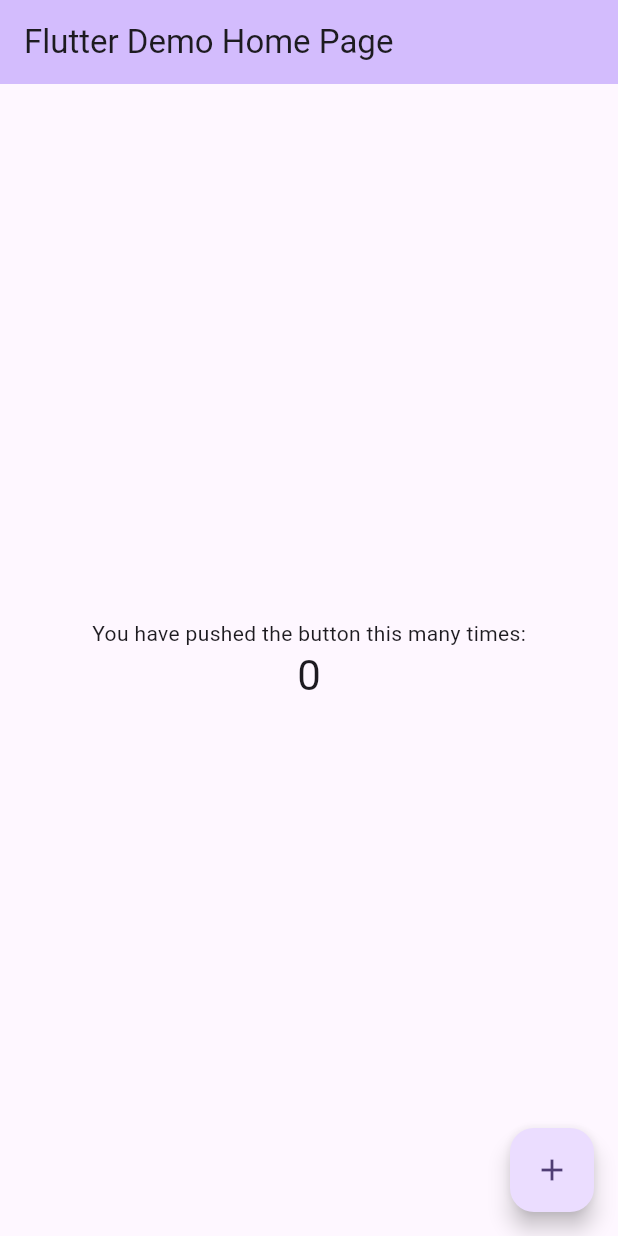
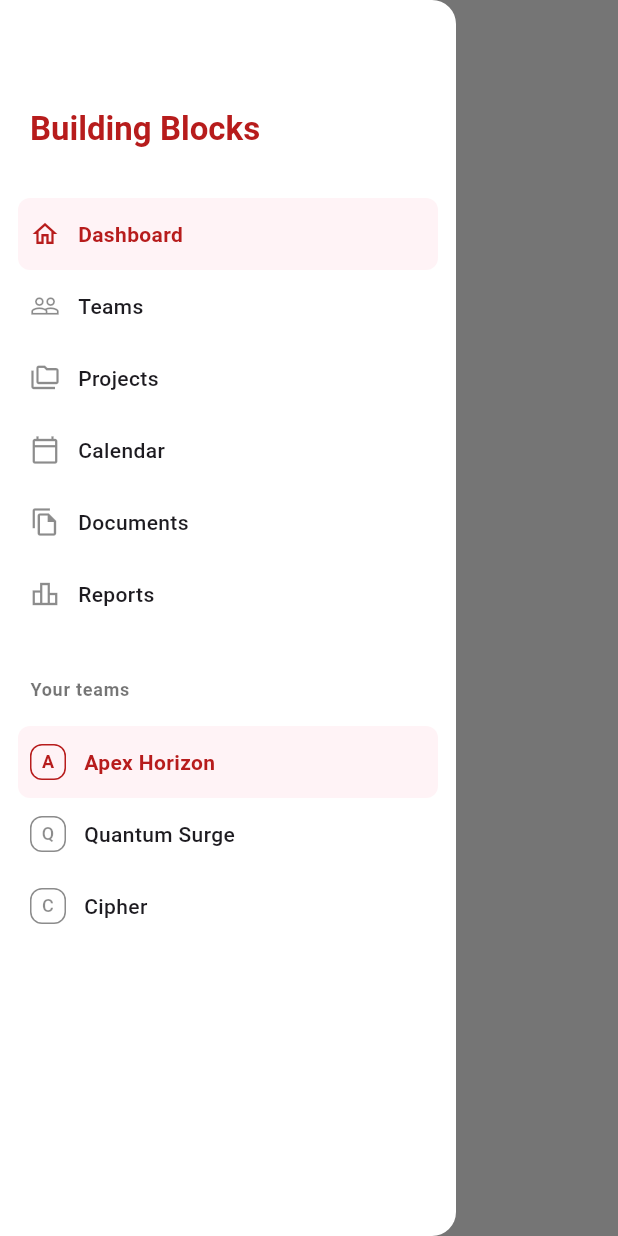
Before and after one commit to thecodexhub/building-blocks, a Flutter app: the screen it shows after launch, with the side drawer open (before the commit the screen has no drawer), on a phone screen of 412 x 824 dp. Run offline on Flutter 3.47's test engine with Material 3 defaults, Android fonts, the light colour scheme and no system bars.

Commit message:
feat: add responsive home page layout

```diff
--- a/lib/app.dart
+++ /dev/null
@@ -1,121 +0,0 @@
-import 'package:flutter/material.dart';
-
-class MyApp extends StatelessWidget {
-  const MyApp({super.key});
-
-  // This widget is the root of your application.
-  @override
-  Widget build(BuildContext context) {
-    return MaterialApp(
-      title: 'Flutter Demo',
-      theme: ThemeData(
-        // This is the theme of your application.
-        //
-        // TRY THIS: Try running your application with "flutter run". You'll see
-        // the application has a purple toolbar. Then, without quitting the app,
-        // try changing the seedColor in the colorScheme below to Colors.green
-        // and then invoke "hot reload" (save your changes or press the "hot
-        // reload" button in a Flutter-supported IDE, or press "r" if you used
-        // the command line to start the app).
-        //
-        // Notice that the counter didn't reset back to zero; the application
-        // state is not lost during the reload. To reset the state, use hot
-        // restart instead.
-        //
-        // This works for code too, not just values: Most code changes can be
-        // tested with just a hot reload.
-        colorScheme: ColorScheme.fromSeed(seedColor: Colors.deepPurple),
-        useMaterial3: true,
-      ),
-      home: const MyHomePage(title: 'Flutter Demo Home Page'),
-    );
-  }
-}
-
-class MyHomePage extends StatefulWidget {
-  const MyHomePage({super.key, required this.title});
-
-  // This widget is the home page of your application. It is stateful, meaning
-  // that it has a State object (defined below) that contains fields that affect
-  // how it looks.
-
-  // This class is the configuration for the state. It holds the values (in this
-  // case the title) provided by the parent (in this case the App widget) and
-  // used by the build method of the State. Fields in a Widget subclass are
-  // always marked "final".
-
-  final String title;
-
-  @override
-  State<MyHomePage> createState() => _MyHomePageState();
-}
-
-class _MyHomePageState extends State<MyHomePage> {
-  int _counter = 0;
-
-  void _incrementCounter() {
-    setState(() {
-      // This call to setState tells the Flutter framework that something has
-      // changed in this State, which causes it to rerun the build method below
-      // so that the display can reflect the updated values. If we changed
-      // _counter without calling setState(), then the build method would not be
-      // called again, and so nothing would appear to happen.
-      _counter++;
-    });
-  }
-
-  @override
-  Widget build(BuildContext context) {
-    // This method is rerun every time setState is called, for instance as done
-    // by the _incrementCounter method above.
-    //
-    // The Flutter framework has been optimized to make rerunning build methods
-    // fast, so that you can just rebuild anything that needs updating rather
-    // than having to individually change instances of widgets.
-    return Scaffold(
-      appBar: AppBar(
-        // TRY THIS: Try changing the color here to a specific color (to
-        // Colors.amber, perhaps?) and trigger a hot reload to see the AppBar
-        // change color while the other colors stay the same.
-        backgroundColor: Theme.of(context).colorScheme.inversePrimary,
-        // Here we take the value from the MyHomePage object that was created by
-        // the App.build method, and use it to set our appbar title.
-        title: Text(widget.title),
-      ),
-      body: Center(
-        // Center is a layout widget. It takes a single child and positions it
-        // in the middle of the parent.
-        child: Column(
-          // Column is also a layout widget. It takes a list of children and
-          // arranges them vertically. By default, it sizes itself to fit its
-          // children horizontally, and tries to be as tall as its parent.
-          //
-          // Column has various properties to control how it sizes itself and
-          // how it positions its children. Here we use mainAxisAlignment to
-          // center the children vertically; the main axis here is the vertical
-          // axis because Columns are vertical (the cross axis would be
-          // horizontal).
-          //
-          // TRY THIS: Invoke "debug painting" (choose the "Toggle Debug Paint"
-          // action in the IDE, or press "p" in the console), to see the
-          // wireframe for each widget.
-          mainAxisAlignment: MainAxisAlignment.center,
-          children: <Widget>[
-            const Text(
-              'You have pushed the button this many times:',
-            ),
-            Text(
-              '$_counter',
-              style: Theme.of(context).textTheme.headlineMedium,
-            ),
-          ],
-        ),
-      ),
-      floatingActionButton: FloatingActionButton(
-        onPressed: _incrementCounter,
-        tooltip: 'Increment',
-        child: const Icon(Icons.add),
-      ), // This trailing comma makes auto-formatting nicer for build methods.
-    );
-  }
-}
--- /dev/null
+++ b/lib/app/app.dart
@@ -0,0 +1 @@
+export 'view/app.dart';
--- /dev/null
+++ b/lib/app/view/app.dart
@@ -0,0 +1,27 @@
+import 'package:building_blocks/home/home.dart';
+import 'package:flutter/material.dart';
+
+/// {@template app}
+/// Entrypoint of the application.
+/// {@endtemplate}
+class App extends StatelessWidget {
+  /// {@macro app}
+  const App({super.key});
+
+  // A one-line description used by the device to identify the app for the user.
+  static const _applicationTitle = 'Building Blocks';
+
+  @override
+  Widget build(BuildContext context) {
+    return MaterialApp(
+      title: _applicationTitle,
+      theme: Theme.of(context).copyWith(
+        scaffoldBackgroundColor: Colors.white,
+        appBarTheme: Theme.of(context).appBarTheme.copyWith(
+              backgroundColor: Colors.white,
+            ),
+      ),
+      home: const HomePage(),
+    );
+  }
+}
--- /dev/null
+++ b/lib/home/home.dart
@@ -0,0 +1,2 @@
+export 'view/home_page.dart';
+export 'widgets/widgets.dart';
--- /dev/null
+++ b/lib/home/view/home_page.dart
@@ -0,0 +1,276 @@
+import 'package:building_blocks/home/home.dart';
+import 'package:flutter/foundation.dart';
+import 'package:flutter/material.dart';
+import 'package:responsive_layout/responsive_layout.dart';
+
+/// {@template home_page}
+/// Displays the home page.
+/// {@endtemplate}
+class HomePage extends StatelessWidget {
+  const HomePage({super.key});
+
+  @override
+  Widget build(BuildContext context) {
+    return ResponsiveLayoutBuilder(
+      small: (_, __) => const HomePageSmallLayout(),
+      medium: (_, __) => const HomePageMediumLayout(),
+      large: (_, __) => const HomePageLargeLayout(),
+    );
+  }
+}
+
+/// {@template home_page_large_layout}
+/// Home page UI for large layout.
+/// {@endtemplate}
+class HomePageLargeLayout extends StatelessWidget {
+  /// {@macro home_page_large_layout}
+  const HomePageLargeLayout({super.key});
+
+  @override
+  Widget build(BuildContext context) {
+    return const Scaffold(
+        body: Row(
+          children: [
+            SizedBox(
+              width: 304,
+              child: Padding(
+                padding: EdgeInsets.symmetric(
+                  horizontal: 16,
+                  vertical: 32,
+                ),
+                child: NavigationDrawer(),
+              ),
+            ),
+            VerticalDivider(
+              color: Colors.black26,
+              thickness: 0.4,
+            ),
+            Expanded(
+              child: SizedBox(),
+            ),
+          ],
+        ),
+      );
+  }
+}
+
+/// {@template home_page_medium_layout}
+/// Home page UI for medium layout.
+/// {@endtemplate}
+class HomePageMediumLayout extends StatelessWidget {
+  /// {@macro home_page_medium_layout}
+  const HomePageMediumLayout({super.key});
+
+  @override
+  Widget build(BuildContext context) {
+    return const Scaffold(
+      drawer: Drawer(
+        backgroundColor: Colors.white,
+        child: Padding(
+          padding: EdgeInsets.symmetric(
+            horizontal: 12,
+            vertical: kIsWeb ? 24 : kToolbarHeight + 16,
+          ),
+          child: NavigationDrawer(),
+        ),
+      ),
+      body: Row(
+        children: [
+          Padding(
+            padding: EdgeInsets.symmetric(
+              vertical: kIsWeb ? 0 : kToolbarHeight + 2,
+            ),
+            child: NavigationRailWidget(),
+          ),
+          VerticalDivider(
+            color: Colors.black26,
+            thickness: 0.4,
+          ),
+        ],
+      ),
+    );
+  }
+}
+
+/// {@template home_page_small_layout}
+/// Home page UI for small layout.
+/// {@endtemplate}
+class HomePageSmallLayout extends StatelessWidget {
+  /// {@macro home_page_small_layout}
+  const HomePageSmallLayout({super.key});
+
+  @override
+  Widget build(BuildContext context) {
+    return Scaffold(
+      appBar: AppBar(),
+      drawer: const Drawer(
+        backgroundColor: Colors.white,
+        child: Padding(
+          padding: EdgeInsets.symmetric(
+            horizontal: 12,
+            vertical: kIsWeb ? 24 : kToolbarHeight + 16,
+          ),
+          child: NavigationDrawer(),
+        ),
+      ),
+    );
+  }
+}
+
+/// {@template navigation_rail_widget}
+/// Displays the navigation items in a [NavigationRail].
+/// {@endtemplate}
+class NavigationRailWidget extends StatelessWidget {
+  /// {@macro navigation_rail_widget}
+  const NavigationRailWidget({super.key});
+
+  @override
+  Widget build(BuildContext context) {
+    return NavigationRail(
+      selectedIndex: 0,
+      labelType: NavigationRailLabelType.all,
+      indicatorShape: RoundedRectangleBorder(
+        borderRadius: BorderRadius.circular(8),
+      ),
+      selectedLabelTextStyle: Theme.of(context).textTheme.bodySmall?.copyWith(
+            fontWeight: FontWeight.w600,
+            color: Colors.red[900],
+          ),
+      selectedIconTheme: Theme.of(context).iconTheme.copyWith(
+            color: Colors.red[900],
+          ),
+      unselectedIconTheme: Theme.of(context).iconTheme.copyWith(
+            color: Colors.black45,
+          ),
+      unselectedLabelTextStyle: Theme.of(context).textTheme.bodySmall?.copyWith(
+            fontWeight: FontWeight.w500,
+            color: Colors.black,
+          ),
+      onDestinationSelected: (value) {},
+      indicatorColor: const Color(0xFFFFF3F6),
+      backgroundColor: Colors.white,
+      destinations: const [
+        NavigationRailDestination(
+          icon: Icon(Icons.home_outlined),
+          label: Text('Dashboard'),
+        ),
+        NavigationRailDestination(
+          icon: Icon(Icons.people_outline),
+          label: Text('Teams'),
+        ),
+        NavigationRailDestination(
+          icon: Icon(Icons.folder_copy_outlined),
+          label: Text('Projects'),
+        ),
+        NavigationRailDestination(
+          icon: Icon(Icons.calendar_today_outlined),
+          label: Text('Calendar'),
+        ),
+        NavigationRailDestination(
+          icon: Icon(Icons.file_copy_outlined),
+          label: Text('Documents'),
+        ),
+        NavigationRailDestination(
+          icon: Icon(Icons.leaderboard_outlined),
+          label: Text('Reports'),
+        ),
+      ],
+      leading: Padding(
+        padding: const EdgeInsets.only(bottom: 8),
+        child: IconButton(
+          icon: const Icon(Icons.menu),
+          onPressed: () {
+            Scaffold.of(context).openDrawer();
+          },
+        ),
+      ),
+    );
+  }
+}
+
+/// {@template navigation_drawer}
+/// Displays the navigation items in a listview.
+/// {@endtemplate}
+class NavigationDrawer extends StatelessWidget {
+  /// {@macro navigation_drawer}
+  const NavigationDrawer({super.key});
+
+  @override
+  Widget build(BuildContext context) {
+    return ListView(
+      padding: EdgeInsets.zero,
+      children: [
+        Align(
+          alignment: Alignment.centerLeft,
+          child: Padding(
+            padding: const EdgeInsets.symmetric(horizontal: 8),
+            child: Text(
+              'Building Blocks',
+              style: Theme.of(context).textTheme.titleLarge?.copyWith(
+                    color: Colors.red[900],
+                    fontWeight: FontWeight.w600,
+                  ),
+            ),
+          ),
+        ),
+        const SizedBox(height: 32),
+        NavigationItem(
+          title: 'Dashboard',
+          icon: Icons.home_outlined,
+          selected: true,
+          onTap: () {},
+        ),
+        NavigationItem(
+          title: 'Teams',
+          icon: Icons.people_outline,
+          onTap: () {},
+        ),
+        NavigationItem(
+          title: 'Projects',
+          icon: Icons.folder_copy_outlined,
+          onTap: () {},
+        ),
+        NavigationItem(
+          title: 'Calendar',
+          icon: Icons.calendar_today_outlined,
+          onTap: () {},
+        ),
+        NavigationItem(
+          title: 'Documents',
+          icon: Icons.file_copy_outlined,
+          onTap: () {},
+        ),
+        NavigationItem(
+          title: 'Reports',
+          icon: Icons.leaderboard_outlined,
+          onTap: () {},
+        ),
+        const SizedBox(height: 32),
+        Padding(
+          padding: const EdgeInsets.symmetric(horizontal: 8),
+          child: Text(
+            'Your teams',
+            style: Theme.of(context).textTheme.labelMedium?.copyWith(
+                  color: Colors.black54,
+                  fontWeight: FontWeight.w600,
+                ),
+          ),
+        ),
+        const SizedBox(height: 16),
+        NavigationTeamItem(
+          title: 'Apex Horizon',
+          selected: true,
+          onTap: () {},
+        ),
+        NavigationTeamItem(
+          title: 'Quantum Surge',
+          onTap: () {},
+        ),
+        NavigationTeamItem(
+          title: 'Cipher',
+          onTap: () {},
+        ),
+      ],
+    );
+  }
+}
--- /dev/null
+++ b/lib/home/widgets/navigation_item.dart
@@ -0,0 +1,53 @@
+import 'package:flutter/material.dart';
+
+/// {@template navigation_item}
+/// Widget that displays navigation items wrapped in a [ListTile].
+/// {@endtemplate}
+class NavigationItem extends StatelessWidget {
+  /// {@macro navigation_item}
+  const NavigationItem({
+    required this.title,
+    required this.icon,
+    required this.onTap,
+    this.selected = false,
+    super.key,
+  });
+
+  /// Title of the navigation item.
+  final String title;
+
+  /// Icon for the navigation item.
+  final IconData icon;
+
+  /// Whether the navigation item is currently selected.
+  final bool selected;
+
+  /// Called when the user taps or clicks on the navigation item.
+  final VoidCallback onTap;
+
+  @override
+  Widget build(BuildContext context) {
+    return ListTile(
+      contentPadding: const EdgeInsets.symmetric(horizontal: 8),
+      horizontalTitleGap: 8,
+      dense: true,
+      selected: selected,
+      leading: Icon(icon, size: 20),
+      iconColor: Colors.black45,
+      splashColor: const Color(0xFFFFF3F6),
+      selectedColor: Colors.red[900],
+      selectedTileColor: const Color(0xFFFFF3F6),
+      shape: RoundedRectangleBorder(
+        borderRadius: BorderRadius.circular(8),
+      ),
+      title: Text(
+        title,
+        style: Theme.of(context).textTheme.bodyMedium?.copyWith(
+              fontWeight: selected ? FontWeight.w600 : FontWeight.w500,
+              color: selected ? Colors.red[900] : null,
+            ),
+      ),
+      onTap: onTap,
+    );
+  }
+}
--- /dev/null
+++ b/lib/home/widgets/navigation_team_item.dart
@@ -0,0 +1,73 @@
+import 'package:flutter/material.dart';
+
+/// {@template navigation_team_item}
+/// Widget that displays team items in the navigation.
+///
+/// Uses [ListTile] widget.
+/// {@endtemplate}
+class NavigationTeamItem extends StatelessWidget {
+  /// {@macro navigation_team_item}
+  const NavigationTeamItem({
+    required this.title,
+    required this.onTap,
+    this.selected = false,
+    super.key,
+  });
+
+  /// Title for the navigation team item.
+  ///
+  /// The first character of the title will be used in the laeding.
+  final String title;
+
+  /// Calls when the user taps or clicks on the item.
+  final VoidCallback onTap;
+
+  /// Whether this item is selected.
+  final bool selected;
+
+  @override
+  Widget build(BuildContext context) {
+    return ListTile(
+      contentPadding: const EdgeInsets.symmetric(horizontal: 8),
+      horizontalTitleGap: 12,
+      dense: true,
+      selected: selected,
+      leading: SizedBox(
+        height: 24,
+        width: 24,
+        child: DecoratedBox(
+          decoration: BoxDecoration(
+            borderRadius: BorderRadius.circular(8),
+            border: Border.all(
+              color: selected ? const Color(0xFFB71C1C) : Colors.black45,
+            ),
+          ),
+          child: Center(
+            child: Text(
+              title.substring(0, 1),
+              style: Theme.of(context).textTheme.bodySmall?.copyWith(
+                    fontWeight: selected ? FontWeight.w600 : FontWeight.w500,
+                    color: selected ? Colors.red[900] : Colors.black45,
+                  ),
+            ),
+          ),
+        ),
+      ),
+      iconColor: Colors.black45,
+      splashColor: const Color(0xFFFFF3F6),
+      selectedColor: Colors.red[900],
+      selectedTileColor: const Color(0xFFFFF3F6),
+      shape: RoundedRectangleBorder(
+        borderRadius: BorderRadius.circular(8),
+      ),
+      title: Text(
+        title,
+        style: Theme.of(context).textTheme.bodyMedium?.copyWith(
+              fontWeight: selected ? FontWeight.w600 : FontWeight.w500,
+              color: selected ? Colors.red[900] : null,
+            ),
+      ),
+      onTap: onTap,
+    );
+  }
+}
--- /dev/null
+++ b/lib/home/widgets/widgets.dart
@@ -0,0 +1,2 @@
+export 'navigation_item.dart';
+export 'navigation_team_item.dart';
--- a/lib/main.dart
+++ b/lib/main.dart
@@ -1,6 +1,6 @@
-import 'package:building_blocks/app.dart';
-import 'package:flutter/material.dart';
+import 'package:building_blocks/app/app.dart';
+import 'package:building_blocks/bootstrap.dart';
 
 void main() {
-  runApp(const MyApp());
+  bootstrap(() => const App());
 }
```
Also changed, not shown: lib/bootstrap.dart (added, +26 -0 lines), pubspec.yaml (+5 -2 lines), pubspec.lock.
